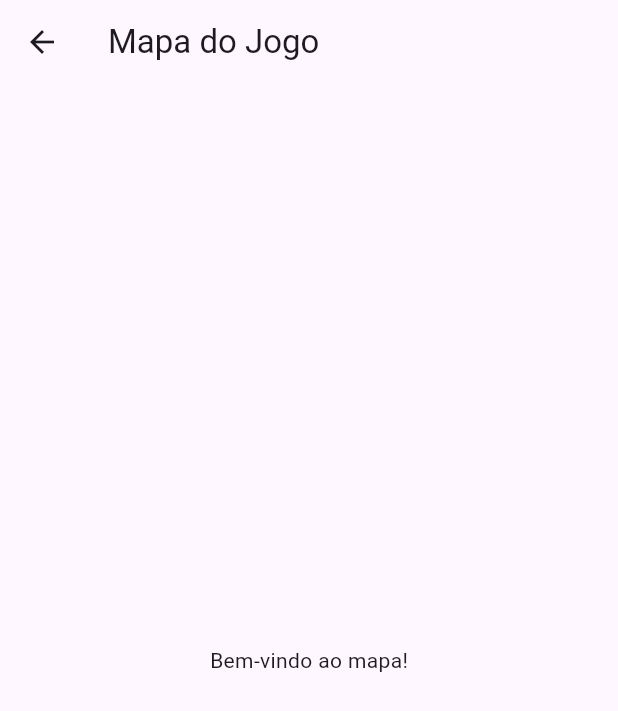
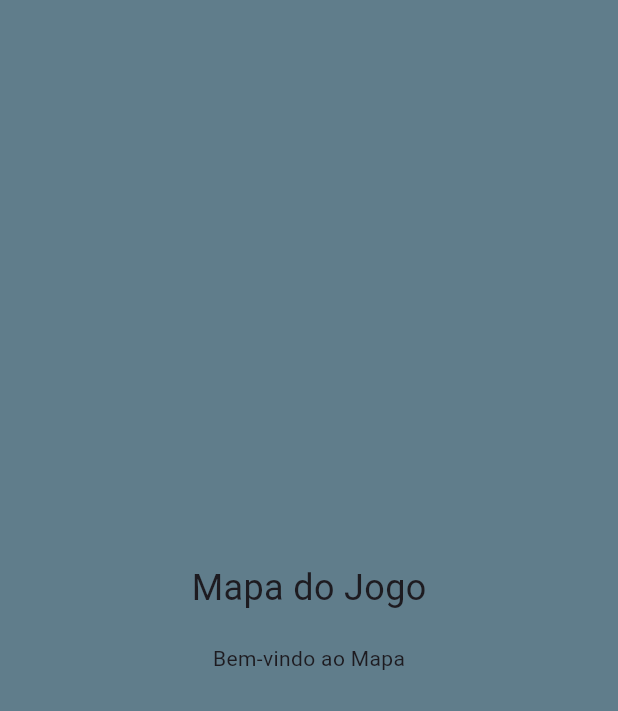
Before and after one commit to IsaTiosso/unidos_na_fe2, a Flutter app: the MapScreen screen opened by its route, on a phone screen of 412 x 824 dp. Shown: the top 711 px of the screen. Run offline on Flutter 3.47's test engine with Material 3 defaults, Android fonts, the phone set to English and light mode, and no system bars.

Commit message:
Tela Inicial OK

```diff
--- a/lib/routes.dart
+++ b/lib/routes.dart
@@ -3,6 +3,6 @@ import 'screens/splash_screen.dart';
 import 'screens/map_screen.dart';
 
 final Map<String, WidgetBuilder> appRoutes = {
-  '/': (context) => SplashScreen(),
-  '/map': (context) => MapScreen(),
+  '/': (context) => const SplashScreen(),
+  '/map': (context) => const MapScreen(),
 };
--- a/lib/screens/map_screen.dart
+++ b/lib/screens/map_screen.dart
@@ -5,12 +5,29 @@ class MapScreen extends StatelessWidget {
 
   @override
   Widget build(BuildContext context) {
+    final screenWidth = MediaQuery.of(context).size.width;
+    final screenHeight = MediaQuery.of(context).size.height;
+
     return Scaffold(
-      appBar: AppBar(
-        title: const Text('Mapa do Jogo'),
-      ),
       body: Center(
-        child: Text('Bem-vindo ao mapa!'),
+        child: SizedBox(
+          width: screenWidth,
+          height: screenHeight,
+          child: Container(
+            color: Colors.blueGrey, // Fundo da área fixa (simula a "tela do celular")
+            child: Column(
+              mainAxisAlignment: MainAxisAlignment.center,
+              children: const [
+                Text(
+                  'Mapa do Jogo',
+                  style: TextStyle(fontSize: 24),
+                ),
+                SizedBox(height: 20),
+                Text('Bem-vindo ao Mapa'), // Texto simples aqui
+              ],
+            ),
+          ),
+        ),
       ),
     );
   }
```
Also changed, not shown: lib/screens/splash_screen.dart (+54 -9 lines), pubspec.yaml (+3 -67 lines), assets/images/inicial.png (renamed from lib/assets/images/inicial.png).
